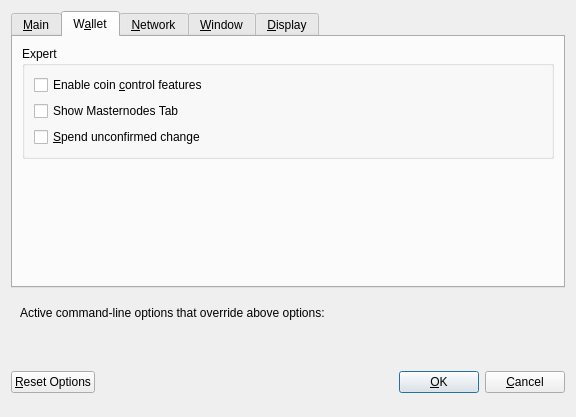
Before: the Qt Designer form src/qt/forms/optionsdialog.ui in LUX-Core/lux, drawn with Qt 5.
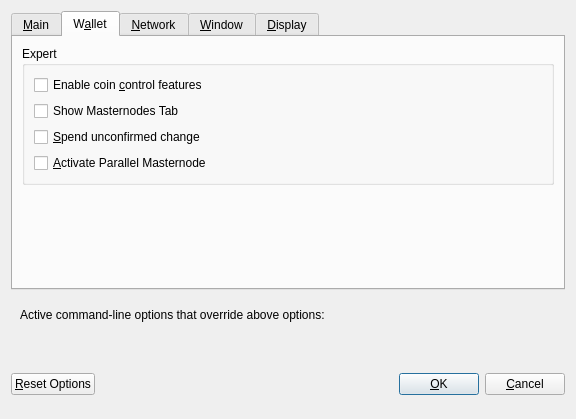
After: the same form once the commit is applied. The open tabs and pages were chosen to show the change. Custom widgets are drawn as their Qt base class.

Commit message: Add activate parallel masternode feature Add restore wallet functions

Diff of the .ui file:
```diff
--- a/src/qt/forms/optionsdialog.ui
+++ b/src/qt/forms/optionsdialog.ui
@@ -7,7 +7,7 @@
     <x>0</x>
     <y>0</y>
     <width>576</width>
-    <height>417</height>
+    <height>419</height>
    </rect>
   </property>
   <property name="windowTitle">
@@ -264,6 +264,16 @@
             </property>
            </widget>
           </item>
+          <item>
+           <widget class="QCheckBox" name="parallelMasterNode">
+            <property name="toolTip">
+             <string>Coming soon</string>
+            </property>
+            <property name="text">
+             <string>&amp;Activate Parallel Masternode</string>
+            </property>
+           </widget>
+          </item>
          </layout>
         </widget>
        </item>
```
Left out of the diff: 18 changed lines with no effect on the pictures. The commit also changes 21 other files.
